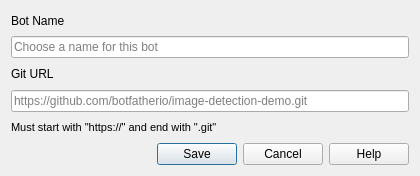
Above: botfather/gui/scriptmanager/script_manager_dialog.ui from botfatherio/botfather before the change. Below: the same form after it.
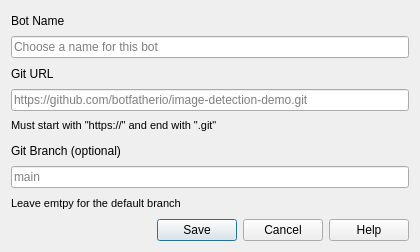
That is the form after the change. Icons and pictures are not drawn.

```diff
--- a/botfather/gui/scriptmanager/script_manager_dialog.ui
+++ b/botfather/gui/scriptmanager/script_manager_dialog.ui
@@ -7,7 +7,7 @@
     <x>0</x>
     <y>0</y>
     <width>420</width>
-    <height>176</height>
+    <height>252</height>
    </rect>
   </property>
   <property name="windowTitle">
@@ -53,6 +53,27 @@
      </property>
     </widget>
    </item>
+   <item>
+    <widget class="QLabel" name="label_2">
+     <property name="text">
+      <string>Git Branch (optional)</string>
+     </property>
+    </widget>
+   </item>
+   <item>
+    <widget class="QLineEdit" name="git_branch_line_edit">
+     <property name="placeholderText">
+      <string>main</string>
+     </property>
+    </widget>
+   </item>
+   <item>
+    <widget class="QLabel" name="label_3">
+     <property name="text">
+      <string>&lt;html&gt;&lt;head/&gt;&lt;body&gt;&lt;p&gt;&lt;span style=&quot; font-size:8pt;&quot;&gt;Leave emtpy for the default branch&lt;/span&gt;&lt;/p&gt;&lt;/body&gt;&lt;/html&gt;</string>
+     </property>
+    </widget>
+   </item>
    <item>
     <widget class="QDialogButtonBox" name="button_box">
      <property name="enabled">
```
